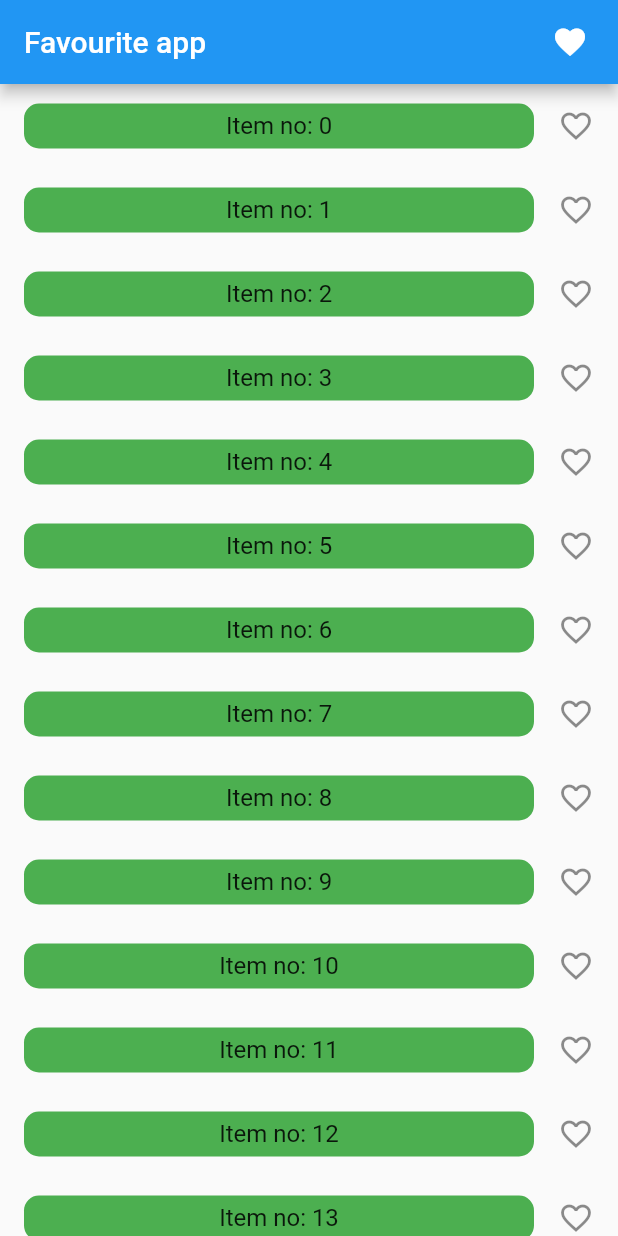
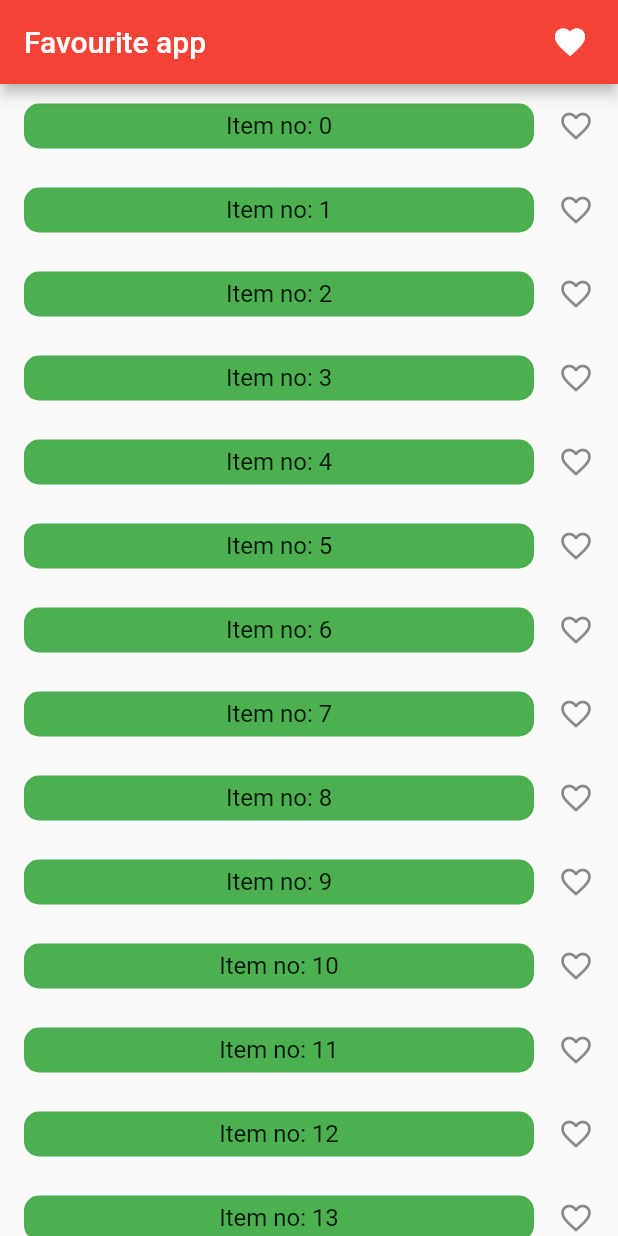
Before and after one commit to MD-Aftab-Uddin-Alif/Favourite-and-theme-page, a Flutter app: the screen it shows after launch, on a phone screen of 412 x 824 dp. Run offline on Flutter 3.47's test engine with Material 2 defaults, Android fonts, the phone set to English and light mode, and no system bars.

Commit message:
second commit

```diff
--- /dev/null
+++ b/lib/Them/theme_changer_provider.dart
@@ -0,0 +1,11 @@
+import 'package:flutter/material.dart';
+
+class ThemeChanger with ChangeNotifier{
+  var _themeMode=ThemeMode.light;
+  ThemeMode get themeMode=>_themeMode;
+
+  void setTheme(themeMode){
+    _themeMode=themeMode;
+    notifyListeners();
+  }
+}
--- a/lib/main.dart
+++ b/lib/main.dart
@@ -1,5 +1,6 @@
 import 'package:favourite_with_them/Favourite/favourite_provider.dart';
 import 'package:favourite_with_them/Favourite/favourite_screen.dart';
+import 'package:favourite_with_them/Them/theme_changer_provider.dart';
 import 'package:flutter/material.dart';
 import 'package:provider/provider.dart';
 
@@ -15,23 +16,31 @@ class MyApp extends StatelessWidget {
   Widget build(BuildContext context) {
     return MultiProvider(providers: [
       ChangeNotifierProvider(create:(_)=>FavouriteItemProvider()),
+      ChangeNotifierProvider(create:(_)=>ThemeChanger()),
     ],
-    child: MaterialApp(
-      title: 'Flutter Demo',
-      theme: ThemeData(
-        // This is the theme of your application.
-        //
-        // Try running your application with "flutter run". You'll see the
-        // application has a blue toolbar. Then, without quitting the app, try
-        // changing the primarySwatch below to Colors.green and then invoke
-        // "hot reload" (press "r" in the console where you ran "flutter run",
-        // or simply save your changes to "hot reload" in a Flutter IDE).
-        // Notice that the counter didn't reset back to zero; the application
-        // is not restarted.
-        primarySwatch: Colors.blue,
-      ),
-      home: const Favourite_Screen(),
-    ),
+    child: Builder(builder: (BuildContext context){
+      final themeChanger=Provider.of<ThemeChanger>(context);
+      return MaterialApp(
+        title: 'Flutter Demo',
+        themeMode: themeChanger.themeMode,
+        theme: ThemeData(
+          brightness: Brightness.light,
+          primarySwatch: Colors.red,
+        ),
+        darkTheme: ThemeData(
+          brightness: Brightness.dark,
+          primarySwatch: Colors.purple,
+          primaryColor: Colors.purple,
+          appBarTheme: AppBarTheme(
+            backgroundColor: Colors.teal,
+          ),
+          iconTheme: IconThemeData(
+            color: Colors.pink,
+          ),
+        ),
+        home: const Favourite_Screen(),
+      );
+    }),
     );
   }
 }
```
Also changed, not shown: lib/Them/dark_them.dart (+35 -5 lines).
